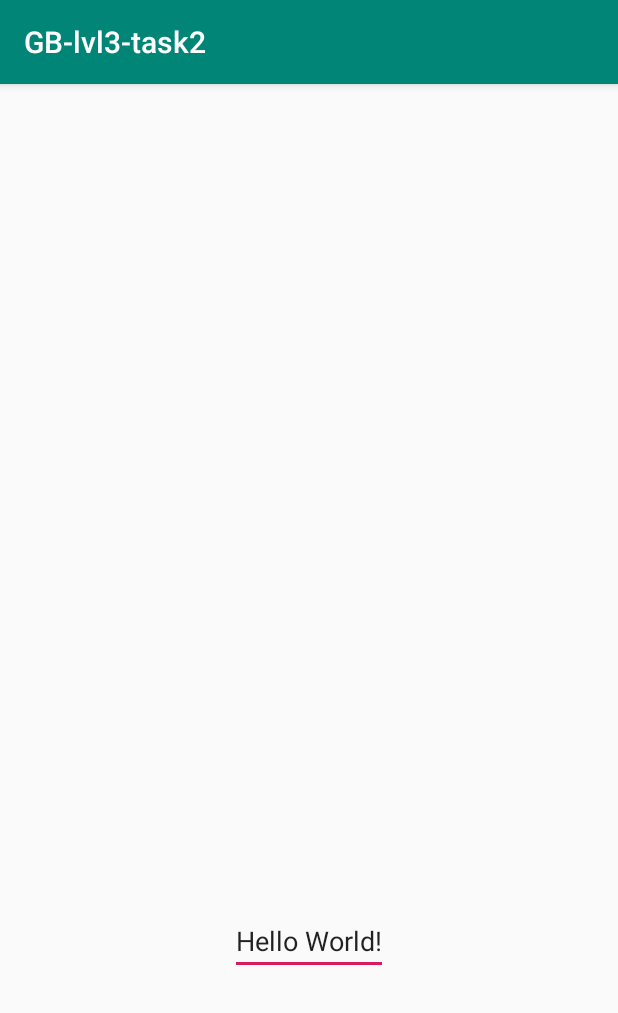
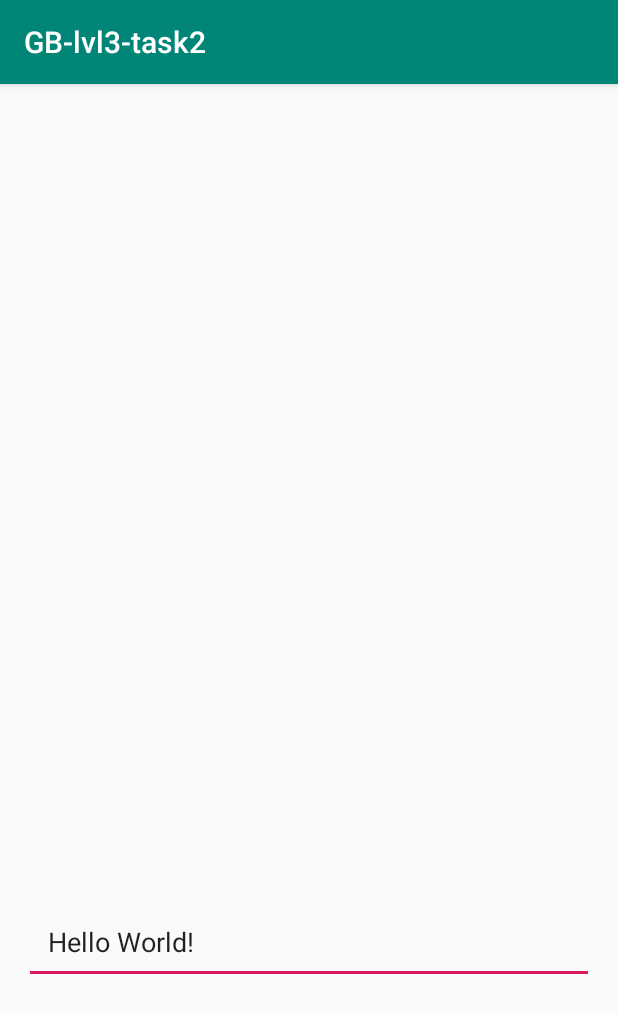
Before and after one commit to DenSamara/GB-Android-lvl3-task2, an Android app: the screen it shows after launch (MainActivity), on a phone screen of 412 x 824 dp. Shown: the top 1013 px of the screen. Run offline under Robolectric (Android 15) with nearby library versions, the phone set to English and light mode, and no system bars; our stand-ins replace RxJava.

Commit message:
Небольшие улучшения

```diff
--- a/app/src/main/java/ru/home/denis/konovalov/gb_lvl3_task2/MainActivity.java
+++ b/app/src/main/java/ru/home/denis/konovalov/gb_lvl3_task2/MainActivity.java
@@ -82,13 +82,13 @@ public class MainActivity extends AppCompatActivity {
 
             }
         };
+
+        observable.subscribe(observer);
     }
 
     @Override
     protected void onStart() {
         super.onStart();
-
-        observable.subscribe(observer);
     }
 
     @Override
--- a/app/src/main/res/layout/activity_main.xml
+++ b/app/src/main/res/layout/activity_main.xml
@@ -18,9 +18,14 @@
 
     <EditText
         android:id="@+id/text"
-        android:layout_width="wrap_content"
+        android:layout_width="match_parent"
         android:layout_height="wrap_content"
         android:text="Hello World!"
+        android:padding="16dp"
+        android:layout_marginLeft="16dp"
+        android:layout_marginStart="16dp"
+        android:layout_marginRight="16dp"
+        android:layout_marginEnd="16dp"
         app:layout_constraintBottom_toBottomOf="parent"
         app:layout_constraintLeft_toLeftOf="parent"
         app:layout_constraintRight_toRightOf="parent"
```
